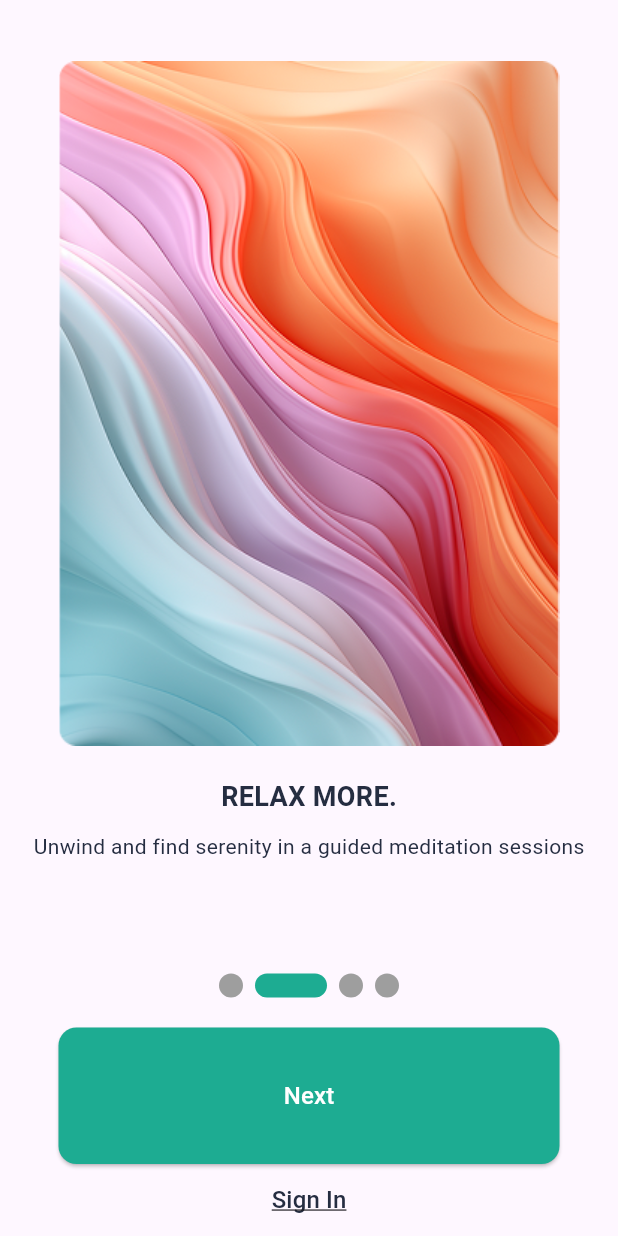
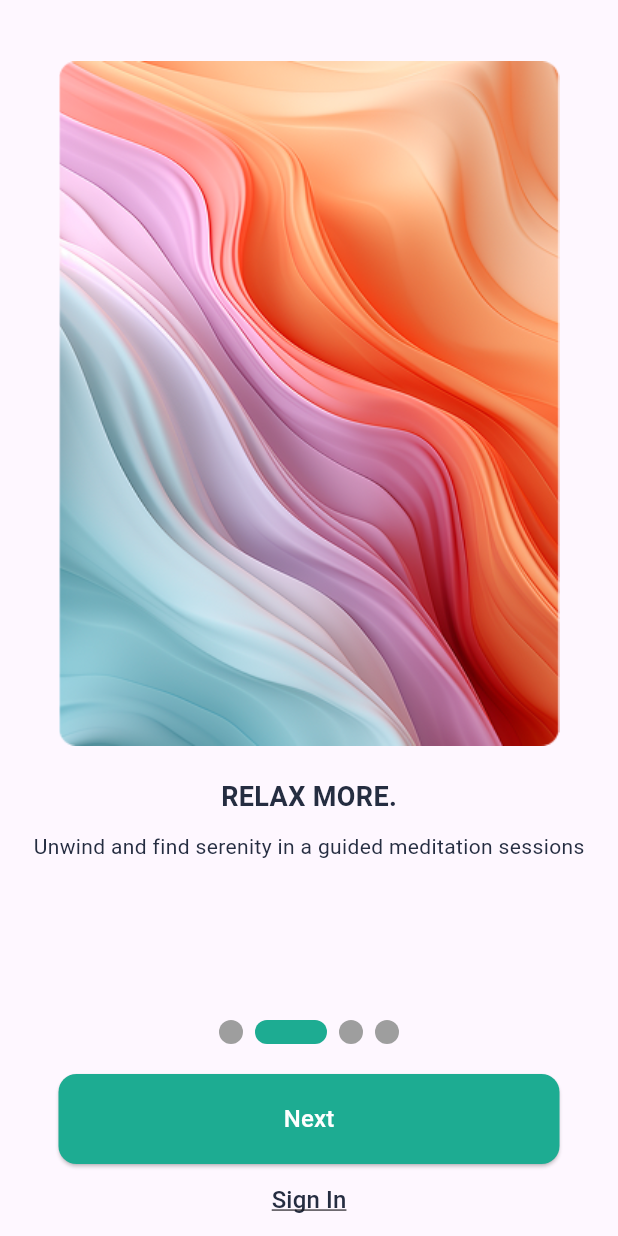
Before and after one commit to ashokstha61/test_clarity, a Flutter app: the screen it shows after launch, after a tap on "Next", on a phone screen of 412 x 824 dp. Run offline on Flutter 3.47's test engine with Material 3 defaults, Android fonts, the phone set to English and light mode, and no system bars; drawn by our look-alikes of smooth_page_indicator; our stand-ins replace bloc, circular_countdown_timer, cloud_firestore, equatable, firebase_auth, firebase_core and 5 more; missing offline and left inert: audio_session, purchases_flutter; accounts and stored records are empty.

Commit message:
added logic to navigate to home screen directly

```diff
--- /dev/null
+++ b/lib/globals.dart
@@ -0,0 +1,2 @@
+// TODO Implement this library.
+bool isUserLoggedIn = false;
--- /dev/null
+++ b/lib/view/globals/globals.dart
@@ -0,0 +1,3 @@
+library globals;
+
+bool isUserLoggedIn = false;
--- a/lib/view/signin/sign_in_view.dart
+++ b/lib/view/signin/sign_in_view.dart
@@ -41,6 +41,7 @@ class SignInView extends StatelessWidget {
             // Email
             TextField(
               controller: emailController,
+              keyboardType: TextInputType.emailAddress,
               style: TextStyle(color: isDarkMode ? Colors.white : Colors.black),
               decoration: InputDecoration(
                 filled: true,
--- a/lib/view/splash_screen/onboarding_screen.dart
+++ b/lib/view/splash_screen/onboarding_screen.dart
@@ -37,6 +37,10 @@ class _OnboardingScreenState extends State<OnboardingScreen> {
   ];
   @override
   Widget build(BuildContext context) {
+    final theme = Theme.of(context);
+    final textColor = theme.brightness == Brightness.dark
+        ? Colors.white
+        : const Color.fromRGBO(37, 45, 65, 1);
     return Scaffold(
       body: SafeArea(
         child: Column(
@@ -67,7 +71,7 @@ class _OnboardingScreenState extends State<OnboardingScreen> {
                           style: TextStyle(
                             fontWeight: FontWeight.bold,
                             fontSize: 18,
-                            color: Color.fromRGBO(37, 45, 65, 1),
+                            color: textColor,
                           ),
                         ),
                         SizedBox(height: 10),
@@ -75,10 +79,7 @@ class _OnboardingScreenState extends State<OnboardingScreen> {
                           padding: EdgeInsets.symmetric(horizontal: 20),
                           child: Text(
                             _onboardingData[index]['description'],
-                            style: TextStyle(
-                              fontSize: 14,
-                              color: Color.fromRGBO(37, 45, 65, 1),
-                            ),
+                            style: TextStyle(fontSize: 14, color: textColor),
                             maxLines: 2,
                             overflow: TextOverflow.ellipsis,
                           ),
@@ -103,7 +104,7 @@ class _OnboardingScreenState extends State<OnboardingScreen> {
             SizedBox(height: 20),
             SizedBox(
               width: 334,
-              height: 91,
+              height: 60,
               child: ElevatedButton(
                 style: ElevatedButton.styleFrom(
                   backgroundColor: Color.fromRGBO(29, 172, 146, 1),
@@ -147,7 +148,7 @@ class _OnboardingScreenState extends State<OnboardingScreen> {
                 'Sign In',
                 style: TextStyle(
                   fontSize: 16,
-                  color: Color.fromARGB(255, 37, 45, 65),
+                  color: textColor,
                   decoration: TextDecoration.underline,
                 ),
               ),
--- a/lib/view/splash_screen/splash_screen.dart
+++ b/lib/view/splash_screen/splash_screen.dart
@@ -1,7 +1,11 @@
 import 'dart:async';
 
+import 'package:clarity/view/globals/globals.dart' as globals;
+import 'package:clarity/view/home/homepage.dart';
+import 'package:clarity/view/login/login_screen.dart';
 import 'package:flutter/material.dart';
 import 'package:clarity/view/splash_screen/onboarding_screen.dart';
+import 'package:shared_preferences/shared_preferences.dart';
 
 class SplashScreen extends StatefulWidget {
   const SplashScreen({super.key});
@@ -15,16 +19,68 @@ class _SplashScreenState extends State<SplashScreen> {
   void initState() {
     super.initState();
     // Navigate to OnboardingScreen after 3 seconds
-    Timer(const Duration(seconds: 3), () {
-      Navigator.pushReplacement(
-        context,
-        MaterialPageRoute(builder: (context) => const OnboardingScreen()),
-      );
-    });
+    // Timer(const Duration(seconds: 3), () {
+    //   Navigator.pushReplacement(
+    //     context,
+    //     MaterialPageRoute(builder: (context) => const OnboardingScreen()),
+    //   );
+    // });
+    _navigateNext();
+  }
+
+  Future<void> _navigateNext() async {
+    final prefs = await SharedPreferences.getInstance();
+    final bool? onboardingSeen = prefs.getBool('onboardingSeen');
+
+    // Wait for 3 seconds to show splash
+    await Future.delayed(const Duration(seconds: 3));
+
+    if (globals.isUserLoggedIn) {
+      // Skip onboarding & login → go straight to homepage
+      if (mounted) {
+        Navigator.pushReplacement(
+          context,
+          MaterialPageRoute(builder: (_) => const Homepage()),
+        );
+      }
+    } else {
+      // Show onboarding first
+      if (mounted) {
+        Navigator.pushReplacement(
+          context,
+          MaterialPageRoute(builder: (_) => const OnboardingScreen()),
+        );
+      }
+    }
+
+    if (onboardingSeen == null || onboardingSeen == false) {
+      // Mark onboarding as seen
+      await prefs.setBool('onboardingSeen', true);
+
+      // Navigate to OnboardingScreen
+      if (mounted) {
+        Navigator.pushReplacement(
+          context,
+          MaterialPageRoute(builder: (_) => const OnboardingScreen()),
+        );
+      }
+    } else {
+      // Navigate directly to LoginScreen
+      if (mounted) {
+        Navigator.pushReplacement(
+          context,
+          MaterialPageRoute(builder: (_) => const LoginScreen()),
+        );
+      }
+    }
   }
 
   @override
   Widget build(BuildContext context) {
+    final theme = Theme.of(context);
+    final textColor = theme.brightness == Brightness.dark
+        ? Colors.white
+        : const Color.fromRGBO(37, 45, 65, 1);
     return Scaffold(
       body: Center(
         child: Column(
@@ -37,7 +93,7 @@ class _SplashScreenState extends State<SplashScreen> {
               style: TextStyle(
                 fontSize: 30,
                 fontWeight: FontWeight.bold,
-                color: const Color.fromRGBO(37, 45, 65, 1),
+                color: textColor,
                 fontFamily: 'montserrat',
               ),
             ),
```
Also changed, not shown: lib/custom/sound_control_widget.dart (+99 -99 lines), lib/view/login/login_screen.dart (+17 -10 lines), lib/view/profile/legal_documents_page.dart (added, +145 -0 lines), lib/view/profile/profile_page.dart (+39 -3 lines), lib/view/register/register.dart (+31 -9 lines), lib/view/signin/sign_in_screen.dart (+5 -2 lines), 1 other file.
